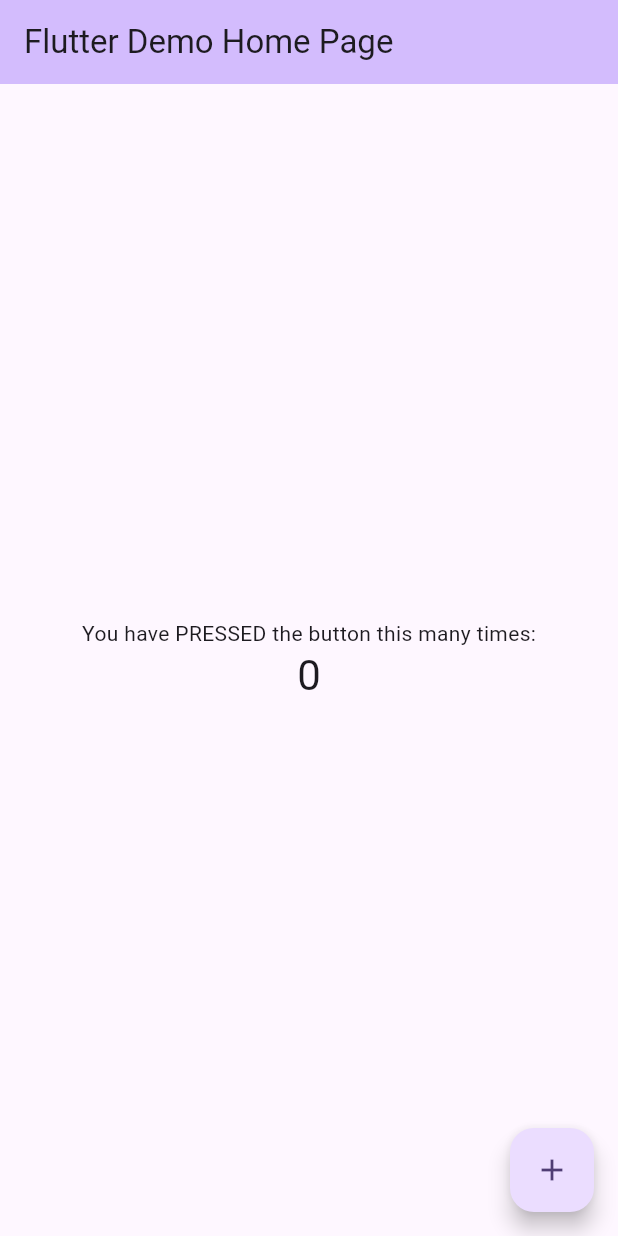
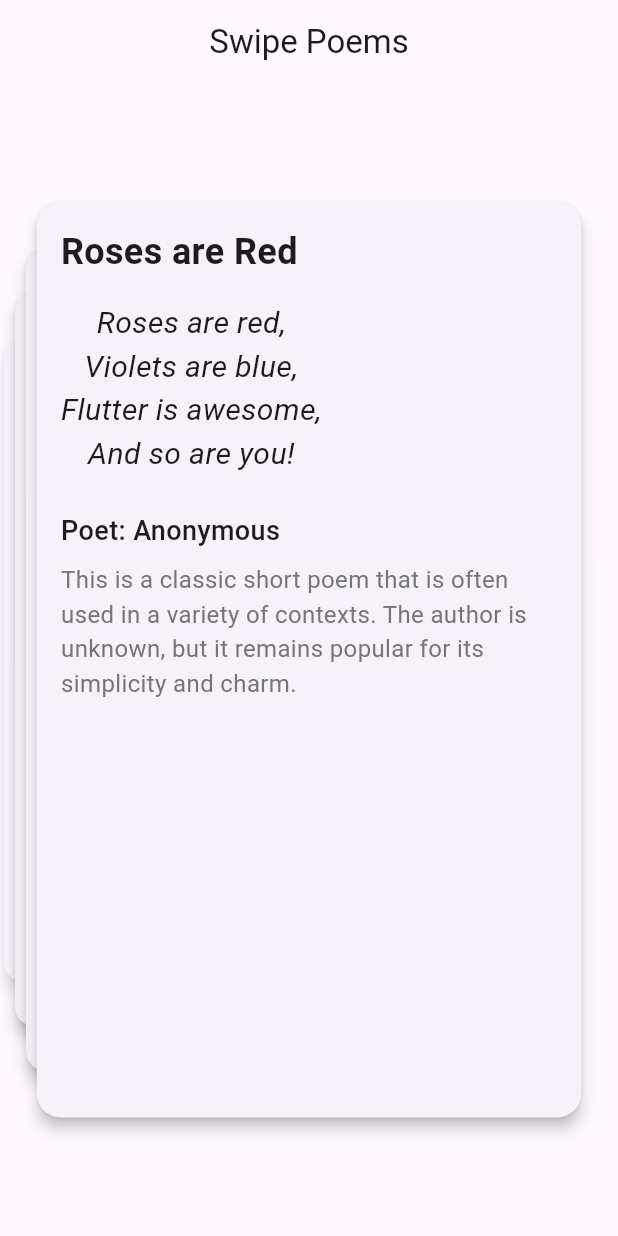
Before and after one commit to anujyadav140/myapp, a Flutter app: the screen it shows after launch, on a phone screen of 412 x 824 dp. Run offline on Flutter 3.47's test engine with Material 3 defaults, Android fonts, the phone set to English and light mode, and no system bars; drawn by our look-alikes of card_swiper.

Commit message:
first commit

```diff
--- a/lib/main.dart
+++ b/lib/main.dart
@@ -1,125 +1,217 @@
 import 'package:flutter/material.dart';
+import 'package:card_swiper/card_swiper.dart';
 
-void main() {
-  runApp(const MyApp());
-}
+void main() => runApp(PoemSwipeApp());
 
-class MyApp extends StatelessWidget {
-  const MyApp({super.key});
-
-  // This widget is the root of your application.
+class PoemSwipeApp extends StatelessWidget {
   @override
   Widget build(BuildContext context) {
     return MaterialApp(
-      title: 'Flutter Demo',
+      title: 'Poem Swipe App',
       theme: ThemeData(
-        // This is the theme of your application.
-        //
-        // TRY THIS: Try running your application with "flutter run". You'll see
-        // the application has a purple toolbar. Then, without quitting the app,
-        // try changing the seedColor in the colorScheme below to Colors.green
-        // and then invoke "hot reload" (save your changes or press the "hot
-        // reload" button in a Flutter-supported IDE, or press "r" if you used
-        // the command line to start the app).
-        //
-        // Notice that the counter didn't reset back to zero; the application
-        // state is not lost during the reload. To reset the state, use hot
-        // restart instead.
-        //
-        // This works for code too, not just values: Most code changes can be
-        // tested with just a hot reload.
-        colorScheme: ColorScheme.fromSeed(seedColor: Colors.deepPurple),
-        useMaterial3: true,
+        primarySwatch: Colors.blue,
       ),
-      home: const MyHomePage(title: 'Flutter Demo Home Page'),
+      home: PoemSwipePage(),
     );
   }
 }
 
-class MyHomePage extends StatefulWidget {
-  const MyHomePage({super.key, required this.title});
+class Poem {
+  final String title;
+  final String content;
+  final String poet;
+  final String details;
 
-  // This widget is the home page of your application. It is stateful, meaning
-  // that it has a State object (defined below) that contains fields that affect
-  // how it looks.
-
-  // This class is the configuration for the state. It holds the values (in this
-  // case the title) provided by the parent (in this case the App widget) and
-  // used by the build method of the State. Fields in a Widget subclass are
-  // always marked "final".
-
-  final String title;
-
-  @override
-  State<MyHomePage> createState() => _MyHomePageState();
+  Poem(
+      {required this.title,
+      required this.content,
+      required this.poet,
+      required this.details});
 }
 
-class _MyHomePageState extends State<MyHomePage> {
-  int _counter = 0;
+class PoemSwipePage extends StatefulWidget {
+  @override
+  _PoemSwipePageState createState() => _PoemSwipePageState();
+}
 
-  void _incrementCounter() {
-    setState(() {
-      // This call to setState tells the Flutter framework that something has
-      // changed in this State, which causes it to rerun the build method below
-      // so that the display can reflect the updated values. If we changed
-      // _counter without calling setState(), then the build method would not be
-      // called again, and so nothing would appear to happen.
-      _counter++;
-    });
-  }
+class _PoemSwipePageState extends State<PoemSwipePage> {
+  final List<Poem> poems = [
+    Poem(
+        title: "Roses are Red",
+        content:
+            "Roses are red,\nViolets are blue,\nFlutter is awesome,\nAnd so are you!",
+        poet: "Anonymous",
+        details:
+            "This is a classic short poem that is often used in a variety of contexts. The author is unknown, but it remains popular for its simplicity and charm."),
+    Poem(
+        title: "Sunset Sky",
+        content:
+            "The sun sets low,\nThe moon begins to rise,\nStars paint the sky,\nLike glitter in our eyes.",
+        poet: "Jane Doe",
+        details:
+            "Jane Doe is a contemporary poet known for her vivid imagery and ability to capture nature's beauty in a few simple lines."),
+    Poem(
+        title: "Whispers of Nature",
+        content:
+            "A gentle breeze,\nWhispers through the trees,\nNature's secret language,\nPuts my mind at ease.",
+        poet: "John Smith",
+        details:
+            "John Smith's poetry often focuses on the tranquil aspects of nature, providing readers with a sense of calm and reflection."),
+    Poem(
+        title: "Wanderlust",
+        content:
+            "Mountains high,\nValleys deep,\nWanderlust calls,\nMy soul to keep.",
+        poet: "Emily White",
+        details:
+            "Emily White is an adventurer and poet who finds inspiration in her travels. Her work often speaks to the longing for exploration and discovery."),
+    Poem(
+        title: "Ocean's Song",
+        content:
+            "The waves crash,\nUpon the shore,\nNature's music,\nI can never ignore.",
+        poet: "Michael Green",
+        details:
+            "Michael Green's poetry is heavily influenced by his love for the ocean. He often writes about the relationship between humans and the sea."),
+    Poem(
+        title: "City Lights",
+        content:
+            "The city lights,\nShining bright,\nNeon glows,\nThroughout the night.",
+        poet: "Lisa Brown",
+        details:
+            "Lisa Brown captures the energy of urban life in her poetry, using vivid descriptions to bring the city to life for her readers."),
+    Poem(
+        title: "Autumn Leaves",
+        content:
+            "The autumn leaves,\nFalling slow,\nPainting paths,\nWherever they go.",
+        poet: "Robert Black",
+        details:
+            "Robert Black is known for his seasonal poetry, often focusing on the changing aspects of nature and the passage of time."),
+    Poem(
+        title: "Rain's Lullaby",
+        content:
+            "Rain falls softly,\nOn the roof above,\nNature's lullaby,\nA song of love.",
+        poet: "Sophie Gray",
+        details:
+            "Sophie Gray finds inspiration in the small, quiet moments of life. Her poetry often reflects a deep appreciation for the beauty in everyday occurrences."),
+    Poem(
+        title: "Blooming Beauty",
+        content:
+            "A blooming flower,\nPetals so bright,\nA burst of color,\nA pure delight.",
+        poet: "Anna Lee",
+        details:
+            "Anna Lee's work is filled with bright, colorful imagery that brings her love for flowers and gardening to the forefront."),
+    Poem(
+        title: "Midnight Sky",
+        content:
+            "The midnight sky,\nA dark embrace,\nTwinkling stars,\nLighting up the space.",
+        poet: "David Brown",
+        details:
+            "David Brown is a poet who often writes about the night and the cosmos, exploring the mysteries of the universe through his work."),
+  ];
+
+  final List<Poem> likedPoems = [];
 
   @override
   Widget build(BuildContext context) {
-    // This method is rerun every time setState is called, for instance as done
-    // by the _incrementCounter method above.
-    //
-    // The Flutter framework has been optimized to make rerunning build methods
-    // fast, so that you can just rebuild anything that needs updating rather
-    // than having to individually change instances of widgets.
     return Scaffold(
       appBar: AppBar(
-        // TRY THIS: Try changing the color here to a specific color (to
-        // Colors.amber, perhaps?) and trigger a hot reload to see the AppBar
-        // change color while the other colors stay the same.
-        backgroundColor: Theme.of(context).colorScheme.inversePrimary,
-        // Here we take the value from the MyHomePage object that was created by
-        // the App.build method, and use it to set our appbar title.
-        title: Text(widget.title),
+        title: Text('Swipe Poems'),
+        centerTitle: true,
       ),
-      body: Center(
-        // Center is a layout widget. It takes a single child and positions it
-        // in the middle of the parent.
+      body: poems.isEmpty
+          ? Center(
+              child: Text(
+                'That is it for today. Come back tomorrow for more poems!',
+                textAlign: TextAlign.center,
+                style: TextStyle(fontSize: 24.0, fontWeight: FontWeight.bold),
+              ),
+            )
+          : Swiper(
+              itemBuilder: (BuildContext context, int index) {
+                return Dismissible(
+                  key: UniqueKey(),
+                  onDismissed: (direction) {
+                    setState(() {
+                      if (direction == DismissDirection.endToStart) {
+                        // Swiped left, remove poem
+                        poems.removeAt(index);
+                      } else if (direction == DismissDirection.startToEnd) {
+                        // Swiped right, like poem
+                        likedPoems.add(poems[index]);
+                        poems.removeAt(index);
+                      }
+                    });
+                  },
+                  background: Container(
+                    color: Colors.green,
+                    alignment: Alignment.centerLeft,
+                    padding: EdgeInsets.symmetric(horizontal: 20.0),
+                    child: Icon(Icons.thumb_up, color: Colors.white),
+                  ),
+                  secondaryBackground: Container(
+                    color: Colors.red,
+                    alignment: Alignment.centerRight,
+                    padding: EdgeInsets.symmetric(horizontal: 20.0),
+                    child: Icon(Icons.thumb_down, color: Colors.white),
+                  ),
+                  child: Card(
+                    shape: RoundedRectangleBorder(
+                      borderRadius: BorderRadius.circular(16.0),
+                    ),
+                    elevation: 4.0,
+                    child: Padding(
+                      padding: const EdgeInsets.all(16.0),
                       child: Column(
-          // Column is also a layout widget. It takes a list of children and
-          // arranges them vertically. By default, it sizes itself to fit its
-          // children horizontally, and tries to be as tall as its parent.
-          //
-          // Column has various properties to control how it sizes itself and
-          // how it positions its children. Here we use mainAxisAlignment to
-          // center the children vertically; the main axis here is the vertical
-          // axis because Columns are vertical (the cross axis would be
-          // horizontal).
-          //
-          // TRY THIS: Invoke "debug painting" (choose the "Toggle Debug Paint"
-          // action in the IDE, or press "p" in the console), to see the
-          // wireframe for each widget.
                         mainAxisAlignment: MainAxisAlignment.center,
-          children: <Widget>[
-            const Text(
-              'You have PRESSED the button this many times:',
+                        crossAxisAlignment: CrossAxisAlignment.start,
+                        children: [
+                          Text(
+                            poems[index].title,
+                            textAlign: TextAlign.center,
+                            style: TextStyle(
+                              fontSize: 24.0,
+                              fontWeight: FontWeight.bold,
                             ),
+                          ),
+                          SizedBox(height: 16.0),
                           Text(
-              '$_counter',
-              style: Theme.of(context).textTheme.headlineMedium,
+                            poems[index].content,
+                            textAlign: TextAlign.center,
+                            style: TextStyle(
+                              fontSize: 20.0,
+                              fontStyle: FontStyle.italic,
+                            ),
+                          ),
+                          SizedBox(height: 24.0),
+                          Text(
+                            "Poet: ${poems[index].poet}",
+                            style: TextStyle(
+                              fontSize: 18.0,
+                              fontWeight: FontWeight.w500,
+                            ),
+                          ),
+                          SizedBox(height: 8.0),
+                          Expanded(
+                            child: SingleChildScrollView(
+                              child: Text(
+                                poems[index].details,
+                                style: TextStyle(
+                                  fontSize: 16.0,
+                                  color: Colors.grey[600],
+                                ),
+                              ),
+                            ),
                           ),
                         ],
                       ),
                     ),
-      floatingActionButton: FloatingActionButton(
-        onPressed: _incrementCounter,
-        tooltip: 'Increment',
-        child: const Icon(Icons.add),
-      ), // This trailing comma makes auto-formatting nicer for build methods.
+                  ),
+                );
+              },
+              itemCount: poems.length,
+              itemWidth: MediaQuery.of(context).size.width * 0.9,
+              itemHeight: MediaQuery.of(context).size.height * 0.75,
+              layout: SwiperLayout.STACK,
+            ),
     );
   }
 }
--- a/pubspec.yaml
+++ b/pubspec.yaml
@@ -30,7 +30,7 @@ environment:
 dependencies:
   flutter:
     sdk: flutter
-
+  card_swiper: ^2.0.4
 
   # The following adds the Cupertino Icons font to your application.
   # Use with the CupertinoIcons class for iOS style icons.
```
Also changed, not shown: pubspec.lock, 2 other files. Lines whose indentation alone changed are shown as unchanged.
